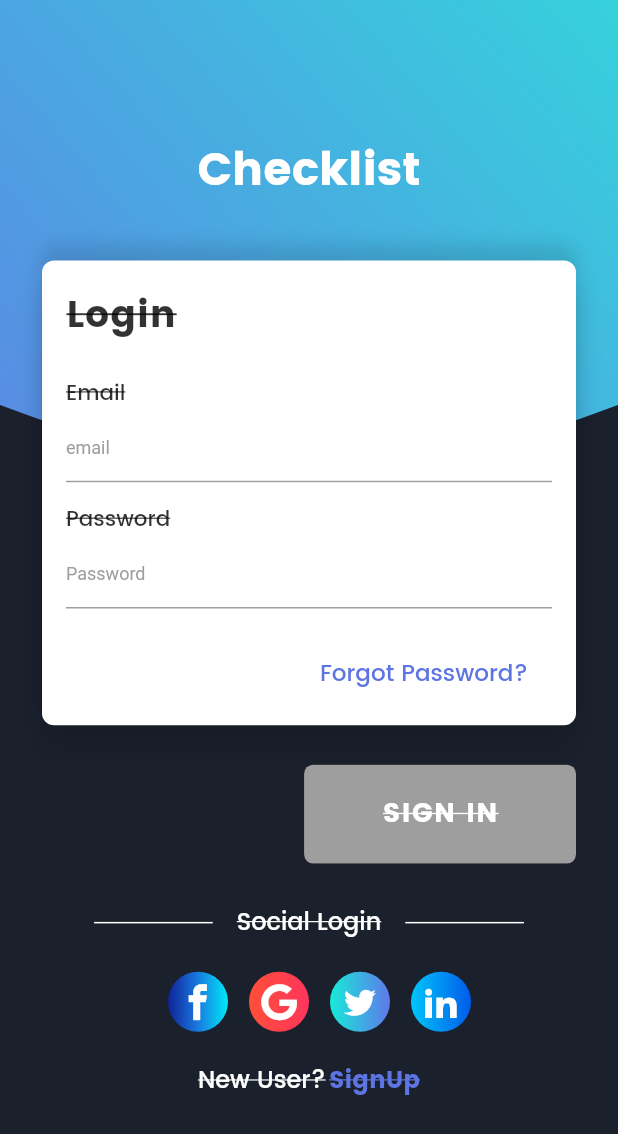
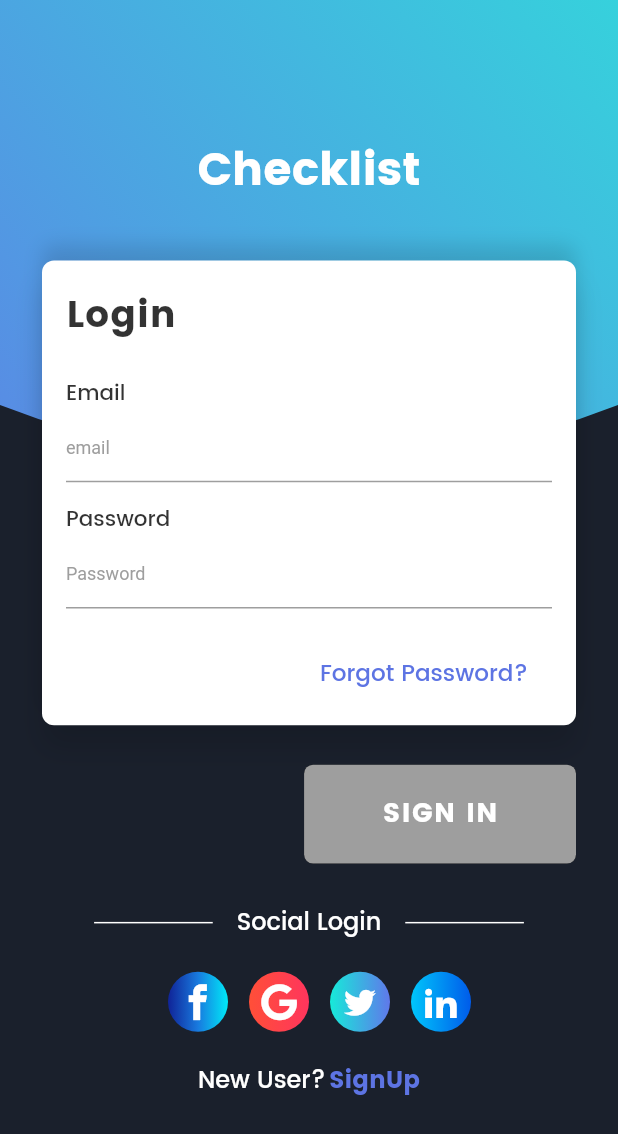
Before and after one commit to TunNandaAung/flutter-checklist, a Flutter app: the screen it shows after launch, on a phone screen of 412 x 824 dp. Shown: the top 1134 px of the screen. Run offline on Flutter 3.47's test engine with Material 2 defaults, Android fonts, the phone set to English and light mode, and no system bars; our stand-ins replace bloc, bubble_bottom_bar, circular_check_box, cloud_firestore, connectivity, equatable and 10 more; missing offline and left inert: flutter_rounded_date_picker; accounts and stored records are empty.

Commit message:
Bump packages

```diff
--- a/lib/authentication_bloc/authentication_bloc.dart
+++ b/lib/authentication_bloc/authentication_bloc.dart
@@ -10,10 +10,8 @@ class AuthenticationBloc
 
   AuthenticationBloc({@required UserRepository userRepository})
       : assert(userRepository != null),
-        _userRepository = userRepository;
-
-  @override
-  AuthenticationState get initialState => Uninitialized();
+        _userRepository = userRepository,
+        super(Uninitialized());
 
   @override
   Stream<AuthenticationState> mapEventToState(
--- a/lib/login/ui/login_form.dart
+++ b/lib/login/ui/login_form.dart
@@ -236,6 +236,8 @@ class _LoginFormState extends State<LoginForm> {
                                                   fontSize:
                                                       ScreenUtil.getInstance()
                                                           .setSp(45),
+                                                  decoration:
+                                                      TextDecoration.none,
                                                   color: Colors.black
                                                       .withOpacity(.80),
                                                   fontFamily: "Poppins-Bold",
@@ -249,6 +251,8 @@ class _LoginFormState extends State<LoginForm> {
                                                   fontFamily: "Poppins-Medium",
                                                   color: Colors.black
                                                       .withOpacity(.80),
+                                                  decoration:
+                                                      TextDecoration.none,
                                                   fontSize:
                                                       ScreenUtil.getInstance()
                                                           .setSp(26))),
@@ -281,6 +285,8 @@ class _LoginFormState extends State<LoginForm> {
                                               style: TextStyle(
                                                   color: Colors.black
                                                       .withOpacity(.80),
+                                                  decoration:
+                                                      TextDecoration.none,
                                                   fontFamily: "Poppins-Medium",
                                                   fontSize:
                                                       ScreenUtil.getInstance()
@@ -377,6 +383,7 @@ class _LoginFormState extends State<LoginForm> {
                                     style: TextStyle(
                                         fontSize: 16.0,
                                         fontFamily: 'Poppins-Medium',
+                                        decoration: TextDecoration.none,
                                         color: Theme.of(context).dividerColor),
                                   ),
                                   horizontalLine(),
@@ -435,6 +442,7 @@ class _LoginFormState extends State<LoginForm> {
                                   Text(
                                     'New User?',
                                     style: TextStyle(
+                                        decoration: TextDecoration.none,
                                         fontFamily: 'Poppins-Medium',
                                         color: Theme.of(context).dividerColor),
                                   ),
@@ -454,6 +462,7 @@ class _LoginFormState extends State<LoginForm> {
                                       'SignUp',
                                       style: TextStyle(
                                           color: Color(0xFF5d74e3),
+                                          decoration: TextDecoration.none,
                                           fontFamily: 'Poppins-Bold'),
                                     ),
                                   ),
--- a/lib/login/ui/signin_button.dart
+++ b/lib/login/ui/signin_button.dart
@@ -57,6 +57,7 @@ class SigninButton extends StatelessWidget {
                     child: Text('SIGN IN',
                         style: TextStyle(
                             color: Colors.white,
+                            decoration: TextDecoration.none,
                             fontFamily: 'Poppins-Bold',
                             fontSize: 18,
                             letterSpacing: 1.0)),
--- a/lib/main.dart
+++ b/lib/main.dart
@@ -12,7 +12,7 @@ import 'package:checklist/todo/bloc/tabs/tabs_barrel.dart';
 import 'package:checklist/todo/bloc/todos_bloc/todos_bloc_barrel.dart';
 import 'package:checklist/todo/screens/screen.dart';
 import 'package:checklist/todo/todos_repository/lib/todos_barrel.dart';
-import 'package:checklist/utils/bloc_delegate.dart';
+import 'package:checklist/utils/bloc_observer.dart';
 import 'package:checklist/utils/connectivity/bloc/connectivity_barrel.dart';
 import 'package:flutter/material.dart';
 import 'package:flutter_bloc/flutter_bloc.dart';
@@ -22,7 +22,7 @@ import 'authentication_bloc/bloc.dart';
 
 Future<void> main() async {
   WidgetsFlutterBinding.ensureInitialized();
-  BlocSupervisor.delegate = SimpleBlocDelegate();
+  Bloc.observer = SimpleBlocObserver();
   final UserRepository userRepository = UserRepository();
   Prefer.prefs = await SharedPreferences.getInstance();
   Prefer.themeIndexPref = Prefer.prefs.getInt('theme') ?? 1;
--- a/lib/profile_bloc/profile_bloc.dart
+++ b/lib/profile_bloc/profile_bloc.dart
@@ -13,10 +13,8 @@ class ProfileBloc extends Bloc<ProfileEvent, ProfileState> {
 
   ProfileBloc({@required UserRepository userRepository})
       : assert(userRepository != null),
-        _userRepository = userRepository;
-
-  @override
-  ProfileState get initialState => ProfileLoading();
+        _userRepository = userRepository,
+        super(ProfileLoading());
 
   @override
   Stream<ProfileState> mapEventToState(
--- a/lib/theme/bloc/theme_bloc.dart
+++ b/lib/theme/bloc/theme_bloc.dart
@@ -6,8 +6,7 @@ import 'package:checklist/theme/bloc/theme_barrel.dart';
 import 'package:shared_preferences/shared_preferences.dart';
 
 class ThemeBloc extends Bloc<ThemeEvent, AppTheme> {
-  @override
-  AppTheme get initialState => AppTheme.values[Prefer.themeIndexPref];
+  ThemeBloc() : super(AppTheme.values[Prefer.themeIndexPref]);
 
   @override
   Stream<AppTheme> mapEventToState(
--- a/lib/todo/bloc/filtered_todos/filtered_todos_bloc.dart
+++ b/lib/todo/bloc/filtered_todos/filtered_todos_bloc.dart
@@ -12,20 +12,18 @@ class FilteredTodosBloc extends Bloc<FilteredTodosEvent, FilteredTodosState> {
 
   FilteredTodosBloc({@required TodosBloc todosBloc})
       : assert(todosBloc != null),
-        _todosBloc = todosBloc {
+        _todosBloc = todosBloc,
+        super(todosBloc.state is TodosLoaded
+            ? FilteredTodosLoaded(
+                (todosBloc.state as TodosLoaded).todos,
+                VisibilityFilter.all,
+              )
+            : FilteredTodosLoading()) {
     _todosSubscription = todosBloc.listen((state) {
       if (state is TodosLoaded) {
         add(UpdateTodos((todosBloc.state as TodosLoaded).todos));
       }
     });
-  }
-
-  @override
-  FilteredTodosState get initialState {
-    final currentState = _todosBloc.state;
-    return currentState is TodosLoaded
-        ? FilteredTodosLoaded(currentState.todos, VisibilityFilter.all)
-        : FilteredTodosLoading();
   }
 
   @override
--- a/lib/todo/bloc/stats/stats_bloc.dart
+++ b/lib/todo/bloc/stats/stats_bloc.dart
@@ -6,16 +6,15 @@ import 'package:checklist/todo/bloc/todos_bloc/todos_bloc_barrel.dart';
 class StatsBloc extends Bloc<StatsEvent, StatsState> {
   StreamSubscription _todosSubscription;
 
-  StatsBloc({TodosBloc todosBloc}) : assert(todosBloc != null) {
+  StatsBloc({TodosBloc todosBloc})
+      : assert(todosBloc != null),
+        super(StatsLoading()) {
     _todosSubscription = todosBloc.listen((state) {
       if (state is TodosLoaded) {
         add(UpdateStats(state.todos));
       }
     });
   }
-
-  @override
-  StatsState get initialState => StatsLoading();
 
   @override
   Stream<StatsState> mapEventToState(StatsEvent event) async* {
--- a/lib/todo/bloc/tabs/tabs_bloc.dart
+++ b/lib/todo/bloc/tabs/tabs_bloc.dart
@@ -4,8 +4,7 @@ import 'package:checklist/todo/bloc/tabs/tabs_barrel.dart';
 import 'package:checklist/todo/model/models.dart';
 
 class TabBloc extends Bloc<TabEvent, AppTab> {
-  @override
-  AppTab get initialState => AppTab.todos;
+  TabBloc() : super(AppTab.todos);
 
   @override
   Stream<AppTab> mapEventToState(TabEvent event) async* {
--- a/lib/todo/bloc/todos_bloc/todos_bloc.dart
+++ b/lib/todo/bloc/todos_bloc/todos_bloc.dart
@@ -13,10 +13,8 @@ class TodosBloc extends Bloc<TodosEvent, TodosState> {
 
   TodosBloc(this._userRepository, {@required TodosRepository todosRepository})
       : assert(todosRepository != null),
-        _todosRepository = todosRepository;
-
-  @override
-  TodosState get initialState => TodosLoading();
+        _todosRepository = todosRepository,
+        super(TodosLoading());
 
   @override
   Stream<TodosState> mapEventToState(TodosEvent event) async* {
--- a/lib/utils/connectivity/bloc/connectivity_bloc.dart
+++ b/lib/utils/connectivity/bloc/connectivity_bloc.dart
@@ -5,10 +5,8 @@ import 'package:checklist/utils/connectivity/bloc/connectivity_barrel.dart';
 import 'package:meta/meta.dart';
 
 class ConnectivityBloc extends Bloc<ConnectivityEvent, ConnectivityState> {
-  ConnectivityBloc({@required this.result});
+  ConnectivityBloc({@required this.result}) : super(Offline());
 
-  @override
-  ConnectivityState get initialState => Offline();
   final ConnectivityResult result;
 
   StreamSubscription _connectivitySubscription;
```
Also changed, not shown: lib/login/bloc/login_bloc.dart (+10 -11 lines), lib/register/bloc/register_bloc.dart (+10 -11 lines), lib/utils/bloc_delegate.dart (deleted, +0 -15 lines), lib/utils/bloc_observer.dart (added, +21 -0 lines), pubspec.yaml (+13 -16 lines), pubspec.lock, 2 other files.
